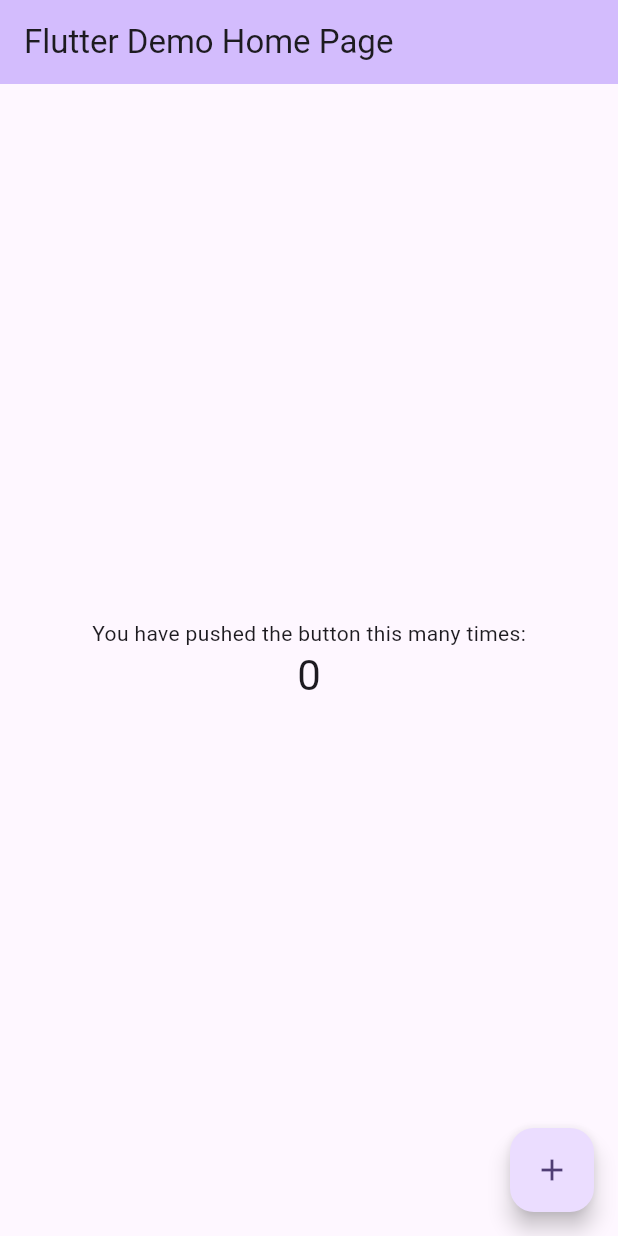
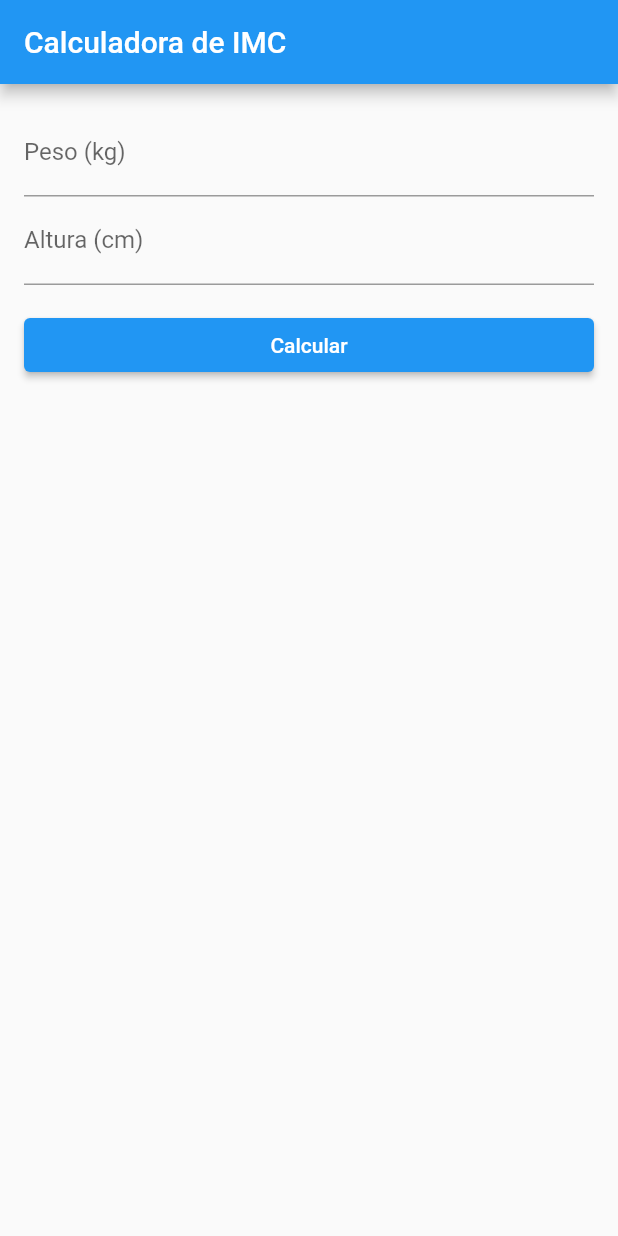
Before and after one commit to yohanngusso/app_imc, a Flutter app: the screen it shows after launch, on a phone screen of 412 x 824 dp. Run offline on Flutter 3.47's test engine with Material 2 defaults, Android fonts, the phone set to English and light mode, and no system bars.

Commit message:
commit estrutura

```diff
--- a/calculadora_imc/lib/main.dart
+++ b/calculadora_imc/lib/main.dart
@@ -1,125 +1,65 @@
 import 'package:flutter/material.dart';
 
 void main() {
-  runApp(const MyApp());
+  runApp(MaterialApp(
+    home: Home(),
+  ));
 }
 
-class MyApp extends StatelessWidget {
-  const MyApp({super.key});
-
-  // This widget is the root of your application.
+class Home extends StatefulWidget {
   @override
-  Widget build(BuildContext context) {
-    return MaterialApp(
-      title: 'Flutter Demo',
-      theme: ThemeData(
-        // This is the theme of your application.
-        //
-        // TRY THIS: Try running your application with "flutter run". You'll see
-        // the application has a blue toolbar. Then, without quitting the app,
-        // try changing the seedColor in the colorScheme below to Colors.green
-        // and then invoke "hot reload" (save your changes or press the "hot
-        // reload" button in a Flutter-supported IDE, or press "r" if you used
-        // the command line to start the app).
-        //
-        // Notice that the counter didn't reset back to zero; the application
-        // state is not lost during the reload. To reset the state, use hot
-        // restart instead.
-        //
-        // This works for code too, not just values: Most code changes can be
-        // tested with just a hot reload.
-        colorScheme: ColorScheme.fromSeed(seedColor: Colors.deepPurple),
-        useMaterial3: true,
-      ),
-      home: const MyHomePage(title: 'Flutter Demo Home Page'),
-    );
-  }
+  _HomeState createState() => _HomeState();
 }
 
-class MyHomePage extends StatefulWidget {
-  const MyHomePage({super.key, required this.title});
+class _HomeState extends State<Home> {
+  TextEditingController pesoController = TextEditingController();
+  TextEditingController alturaController = TextEditingController();
+  String resultado = "";
 
-  // This widget is the home page of your application. It is stateful, meaning
-  // that it has a State object (defined below) that contains fields that affect
-  // how it looks.
-
-  // This class is the configuration for the state. It holds the values (in this
-  // case the title) provided by the parent (in this case the App widget) and
-  // used by the build method of the State. Fields in a Widget subclass are
-  // always marked "final".
-
-  final String title;
-
-  @override
-  State<MyHomePage> createState() => _MyHomePageState();
-}
-
-class _MyHomePageState extends State<MyHomePage> {
-  int _counter = 0;
-
-  void _incrementCounter() {
+  void calcularIMC() {
+    double peso = double.parse(pesoController.text);
+    double altura = double.parse(alturaController.text) / 100;
+    double imc = peso / (altura * altura);
     setState(() {
-      // This call to setState tells the Flutter framework that something has
-      // changed in this State, which causes it to rerun the build method below
-      // so that the display can reflect the updated values. If we changed
-      // _counter without calling setState(), then the build method would not be
-      // called again, and so nothing would appear to happen.
-      _counter++;
+      resultado = "IMC: ${imc.toStringAsFixed(2)}";
     });
   }
 
   @override
   Widget build(BuildContext context) {
-    // This method is rerun every time setState is called, for instance as done
-    // by the _incrementCounter method above.
-    //
-    // The Flutter framework has been optimized to make rerunning build methods
-    // fast, so that you can just rebuild anything that needs updating rather
-    // than having to individually change instances of widgets.
     return Scaffold(
       appBar: AppBar(
-        // TRY THIS: Try changing the color here to a specific color (to
-        // Colors.amber, perhaps?) and trigger a hot reload to see the AppBar
-        // change color while the other colors stay the same.
-        backgroundColor: Theme.of(context).colorScheme.inversePrimary,
-        // Here we take the value from the MyHomePage object that was created by
-        // the App.build method, and use it to set our appbar title.
-        title: Text(widget.title),
+        title: Text("Calculadora de IMC"),
       ),
-      body: Center(
-        // Center is a layout widget. It takes a single child and positions it
-        // in the middle of the parent.
+      body: SingleChildScrollView(
+        padding: EdgeInsets.all(16.0),
         child: Column(
-          // Column is also a layout widget. It takes a list of children and
-          // arranges them vertically. By default, it sizes itself to fit its
-          // children horizontally, and tries to be as tall as its parent.
-          //
-          // Column has various properties to control how it sizes itself and
-          // how it positions its children. Here we use mainAxisAlignment to
-          // center the children vertically; the main axis here is the vertical
-          // axis because Columns are vertical (the cross axis would be
-          // horizontal).
-          //
-          // TRY THIS: Invoke "debug painting" (choose the "Toggle Debug Paint"
-          // action in the IDE, or press "p" in the console), to see the
-          // wireframe for each widget.
-          mainAxisAlignment: MainAxisAlignment.center,
+          crossAxisAlignment: CrossAxisAlignment.stretch,
           children: <Widget>[
-            const Text(
-              'You have pushed the button this many times:',
+            TextField(
+              controller: pesoController,
+              keyboardType: TextInputType.number,
+              decoration: InputDecoration(labelText: "Peso (kg)"),
             ),
+            TextField(
+              controller: alturaController,
+              keyboardType: TextInputType.number,
+              decoration: InputDecoration(labelText: "Altura (cm)"),
+            ),
+            SizedBox(height: 16.0),
+            ElevatedButton(
+              onPressed: calcularIMC,
+              child: Text("Calcular"),
+            ),
+            SizedBox(height: 16.0),
             Text(
-              '$_counter',
-              style: Theme.of(context).textTheme.headlineMedium,
+              resultado,
+              textAlign: TextAlign.center,
+              style: TextStyle(fontSize: 24.0),
             ),
           ],
         ),
       ),
-      floatingActionButton: FloatingActionButton(
-        onPressed: _incrementCounter,
-        tooltip: 'Increment',
-        child: const Icon(Icons.add),
-      ), // This trailing comma makes auto-formatting nicer for build methods.
     );
   }
 }
```
Also changed, not shown: 1 other file.
